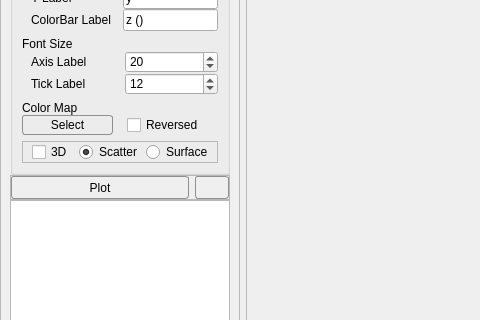
First picture: the form in designer/MainWindow.ui, repository Yolyne/Csv-Heatmapper, before the edit; both pictures show x 0 to 480 and y 321 to 641 of the 798 by 730 pixel window.
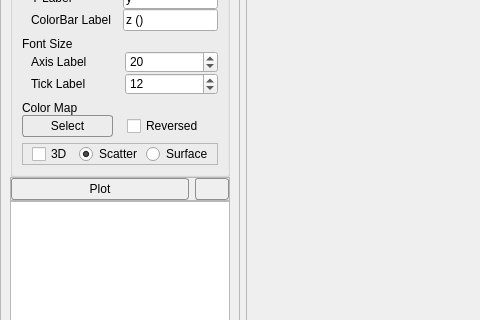
Second picture: the form after the edit. Icons and pictures are not drawn.

The edit to the form file:
```diff
--- a/designer/MainWindow.ui
+++ b/designer/MainWindow.ui
@@ -44,8 +44,8 @@
 }
 QPushButton {
 	font: 900 12px;
-	max-height:50px;
     border: 1px solid #8f8f91;
+	min-height:20px;
     border-radius: 3px;
     background-color: qlineargradient(x1: 0, y1: 0, x2: 0, y2: 1,
                                       stop: 0 #f6f7fa, stop: 1 #dadbde);
@@ -796,7 +796,7 @@
                <property name="minimumSize">
                 <size>
                  <width>0</width>
-                 <height>23</height>
+                 <height>22</height>
                 </size>
                </property>
                <property name="text">
```
